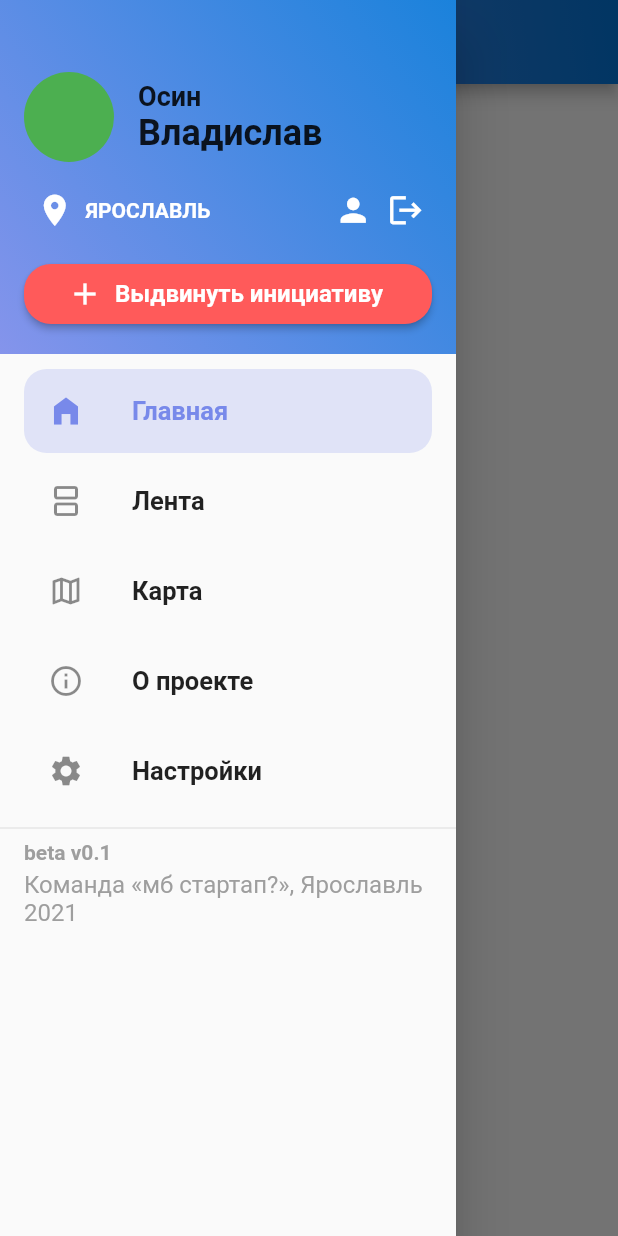
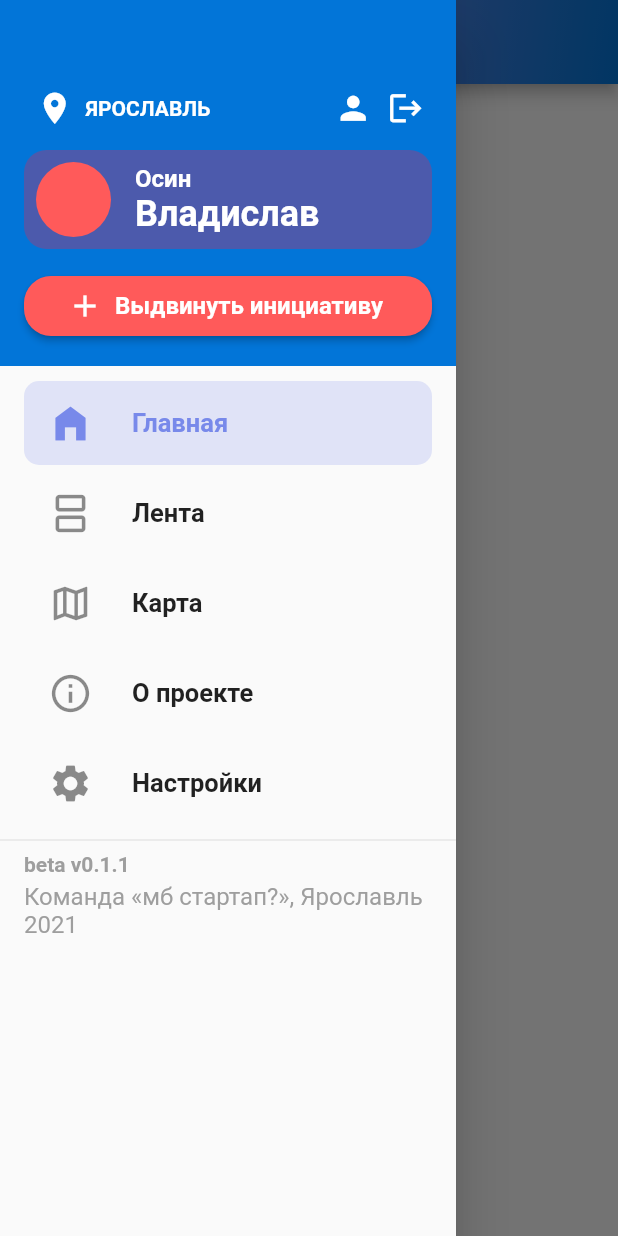
Before and after one commit to mb-startup/initiative_map, a Flutter app: the screen it shows after launch, with the side drawer open, on a phone screen of 412 x 824 dp. Run offline on Flutter 3.47's test engine with Material 2 defaults, Android fonts, the phone set to English and light mode, and no system bars.

Commit message:
Переработка меню

```diff
--- a/lib/main.dart
+++ b/lib/main.dart
@@ -53,6 +53,19 @@ final Map<int, Color> secondaryMap = {
   900: Color(0xE67889EA),
 };
 
+final Map<int, Color> secondaryDarkMap = {
+  50: Color(0xD4c5aac),
+  100: Color(0x1A4c5aac),
+  200: Color(0x334c5aac),
+  300: Color(0x4D4c5aac),
+  400: Color(0x664c5aac),
+  500: Color(0x804c5aac),
+  600: Color(0x994c5aac),
+  700: Color(0xB34c5aac),
+  800: Color(0xCC4c5aac),
+  900: Color(0xE64c5aac),
+};
+
 final Map<int, Color> accentMap = {
   50: Color(0xDFF5A5A),
   100: Color(0x1AFF5A5A),
@@ -70,6 +83,7 @@ final Map<int, Color> accentMap = {
 class ProjectColors {
   MaterialColor primary = MaterialColor(0xFF0275D8, primaryMap);
   MaterialColor secondary = MaterialColor(0xFF7889EA, secondaryMap);
+  MaterialColor secondaryDark = MaterialColor(0xFF4c5aac, secondaryDarkMap);
   MaterialColor accent = MaterialColor(0xFFFF5A5A, accentMap);
 }
 
@@ -122,14 +136,15 @@ class _MainPageState extends State<MainPage> {
 
     return Scaffold(
       appBar: AppBar(
-        title: Text(titlePage, style: TextStyle(fontSize: 21, fontWeight: FontWeight.w600),),
+        title: Text(titlePage, style: TextStyle(fontSize: 22, fontWeight: FontWeight.w600),),
         centerTitle: true,
         flexibleSpace: Container(
           decoration: BoxDecoration(
             gradient: LinearGradient(
-              begin: Alignment.topRight,
-              end: Alignment.bottomLeft,
-              colors: [ProjectColors().primary, ProjectColors().secondary],
+                begin: Alignment.topLeft,
+                end: Alignment.bottomRight,
+                colors: [ProjectColors().secondary, ProjectColors().primary],
+                stops: [0.45, 1]
             ),
           ),
         ),
--- a/lib/ui/menu.dart
+++ b/lib/ui/menu.dart
@@ -38,12 +38,14 @@ class _MenuState extends State<Menu> {
 
   Widget _header() {
     return Container(
-      decoration: BoxDecoration(
-          gradient: LinearGradient(
-              begin: Alignment.topRight,
-              end: Alignment.bottomLeft,
-              colors: [ProjectColors().primary.shade900, ProjectColors().secondary.shade900])
-      ),
+      color: ProjectColors().primary,
+      // decoration: BoxDecoration(
+      //     gradient: LinearGradient(
+      //         begin: Alignment.topLeft,
+      //         end: Alignment.bottomRight,
+      //         colors: [ProjectColors().primary, ProjectColors().primary.shade800],
+      //     )
+      // ),
       padding: EdgeInsets.all(16.0),
       child: Column(
         mainAxisAlignment: MainAxisAlignment.start,
@@ -51,28 +53,6 @@ class _MenuState extends State<Menu> {
         children: <Widget>[
           Container(
             height: 32,
-          ),
-          Row(
-            children: <Widget>[
-              CircleAvatar(
-                radius: 30,
-                backgroundColor: Colors.green,
-              ),
-              Container(width: 16,),
-              Expanded(
-                child: Column(
-                  mainAxisAlignment: MainAxisAlignment.center,
-                  crossAxisAlignment: CrossAxisAlignment.start,
-                  children: <Text>[
-                    Text("Осин", style: TextStyle(fontSize: 18, fontWeight: FontWeight.w600)),
-                    Text("Владислав", style: TextStyle(fontSize: 24, fontWeight: FontWeight.w600)),
-                  ],
-                ),
-              ),
-            ],
-          ),
-          Container(
-            height: 8,
           ),
           Row(
             mainAxisAlignment: MainAxisAlignment.end,
@@ -85,9 +65,9 @@ class _MenuState extends State<Menu> {
                   },
                   label: Text('ЯРОСЛАВЛЬ', style: TextStyle(fontSize: 14, fontWeight: FontWeight.w600),),
                   style: ButtonStyle(
-                      foregroundColor: MaterialStateProperty.all(Colors.white),
-                      overlayColor: MaterialStateProperty.all(Colors.white24),
-                      minimumSize: MaterialStateProperty.all(Size(0, 30)),
+                    foregroundColor: MaterialStateProperty.all(Colors.white),
+                    overlayColor: MaterialStateProperty.all(Colors.white24),
+                    minimumSize: MaterialStateProperty.all(Size(0, 30)),
                   )
               ),
               Expanded(
@@ -139,9 +119,37 @@ class _MenuState extends State<Menu> {
               ),
             ],
           ),
-
           Container(
-            height: 8,
+            height: 4,
+          ),
+          Container(
+            padding: EdgeInsets.all(8.0),
+            decoration: BoxDecoration(
+              color: ProjectColors().secondaryDark,
+              borderRadius: BorderRadius.circular(15.0)
+              ),
+            child: Row(
+              children: <Widget>[
+                CircleAvatar(
+                  radius: 25,
+                  backgroundColor: ProjectColors().accent,
+                ),
+                Container(width: 16,),
+                Expanded(
+                  child: Column(
+                    mainAxisAlignment: MainAxisAlignment.center,
+                    crossAxisAlignment: CrossAxisAlignment.start,
+                    children: <Text>[
+                      Text("Осин", style: TextStyle(fontSize: 16, fontWeight: FontWeight.w600, color: Colors.white)),
+                      Text("Владислав", style: TextStyle(fontSize: 24, fontWeight: FontWeight.w600, color: Colors.white)),
+                    ],
+                  ),
+                ),
+              ],
+            ),
+          ),
+          Container(
+            height: 14,
           ),
 
           // Container(
@@ -197,9 +205,9 @@ class _MenuState extends State<Menu> {
         ),
         child: ListTile(
           shape: RoundedRectangleBorder(
-            borderRadius: BorderRadius.circular(15.0),
+            borderRadius: BorderRadius.circular(10.0),
           ),
-          leading: Icon(icon,),
+          leading: Icon(icon, size: 30,),
           title: Text(title, style: TextStyle(fontSize: 17, fontWeight: FontWeight.w600)),
           selectedTileColor: ProjectColors().secondary.shade200,
           selected: widget.activePage == page,
@@ -217,7 +225,7 @@ class _MenuState extends State<Menu> {
       child: Column(
         crossAxisAlignment: CrossAxisAlignment.start,
         children: <Widget>[
-          Text("beta v0.1", style: TextStyle(fontSize: 14, fontWeight: FontWeight.w600, color: Colors.grey),),
+          Text("beta v0.1.1", style: TextStyle(fontSize: 14, fontWeight: FontWeight.w600, color: Colors.grey),),
           Container(
             height: 4,
           ),
--- a/pubspec.yaml
+++ b/pubspec.yaml
@@ -1,5 +1,5 @@
 name: initiative_map
-description: Карта инциатив
+description: Карта инициатив
 
 # The following line prevents the package from being accidentally published to
 # pub.dev using `pub publish`. This is preferred for private packages.
```
Also changed, not shown: 1 other file.
